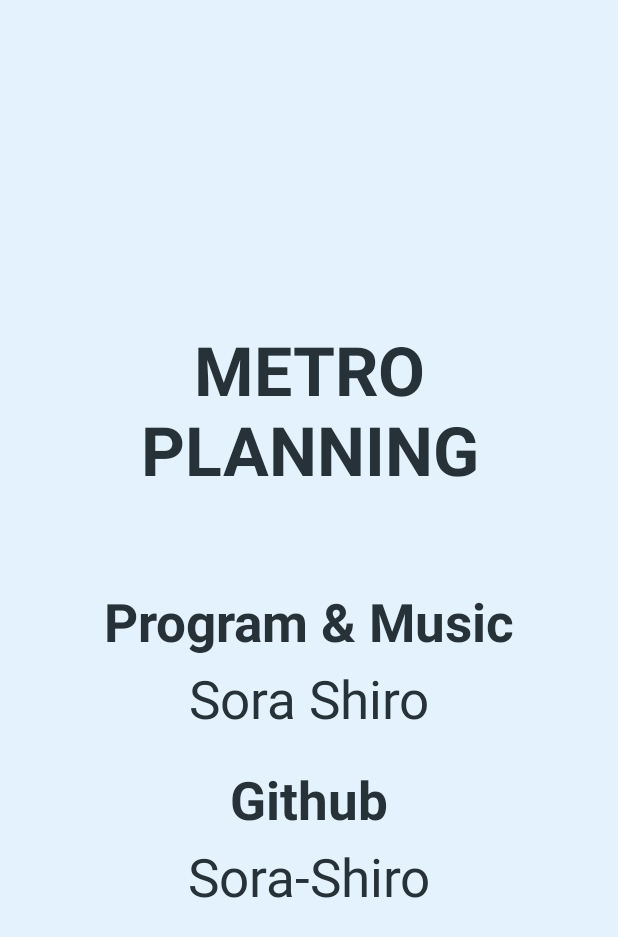
After one commit to Sora-Shiro/MetroPlanning, an Android app: the ListActivity screen opened directly, with no data from a screen before it, on a phone screen of 412 x 824 dp. The commit adds this screen. Shown: the top 937 px of the screen. Run offline under Robolectric (Android 15) with nearby library versions, the phone set to English and light mode, and no system bars; our stand-ins replace ButterKnife.

Commit message:
添加应用介绍和退出事件处理，改善音乐播放，修改GameActivity部分画面效果

```diff
--- a/app/src/main/AndroidManifest.xml
+++ b/app/src/main/AndroidManifest.xml
@@ -21,6 +21,10 @@
                   android:screenOrientation="portrait"
                   android:configChanges="keyboardHidden|screenSize|orientation">
         </activity>
+        <activity android:name=".ListActivity"
+                  android:screenOrientation="portrait"
+                  android:configChanges="keyboardHidden|screenSize|orientation">
+        </activity>
     </application>
 
 </manifest>
--- /dev/null
+++ b/app/src/main/java/com/sorashiro/metroplanning/ListActivity.java
@@ -0,0 +1,92 @@
+package com.sorashiro.metroplanning;
+
+import android.content.res.Configuration;
+import android.media.MediaPlayer;
+import android.os.Bundle;
+import android.support.v7.app.AppCompatActivity;
+import android.view.View;
+import android.widget.LinearLayout;
+import android.widget.TextView;
+
+import com.sorashiro.metroplanning.util.AppSaveDataSPUtil;
+import com.sorashiro.metroplanning.util.AppUtil;
+
+import butterknife.BindView;
+import butterknife.ButterKnife;
+import butterknife.OnClick;
+
+/**
+ * Created by GameKing on 2017/5/6.
+ */
+
+public class ListActivity extends AppCompatActivity {
+
+    @BindView(R2.id.text_version)
+    TextView mTextVersion;
+
+    MediaPlayer mMediaPlayer;
+
+    @Override
+    protected void onCreate(Bundle savedInstanceState) {
+        super.onCreate(savedInstanceState);
+        setContentView(R.layout.acitivity_list);
+
+        initMusic();
+
+        initView();
+
+
+
+    }
+
+    @Override
+    protected void onResume() {
+        super.onResume();
+        if (mMediaPlayer != null && !mMediaPlayer.isPlaying() && AppSaveDataSPUtil.getIfMusicOn()) {
+            mMediaPlayer.start();
+        }
+    }
+
+    @Override
+    protected void onPause() {
+        super.onPause();
+    }
+
+    @Override
+    protected void onStop() {
+        super.onStop();
+        if (mMediaPlayer != null && mMediaPlayer.isPlaying() && !AppUtil.isAppOnForeground(this)) {
+            mMediaPlayer.pause();
+        }
+    }
+
+    @Override
+    protected void onDestroy() {
+        super.onDestroy();
+    }
+
+    //防止后台进入刷新，对部分机型无效
+    @Override
+    public void onConfigurationChanged(Configuration newConfig) {
+        super.onConfigurationChanged(newConfig);
+    }
+
+    private void initMusic() {
+        mMediaPlayer = BGMPlayer.getMediaPlayer(this);
+    }
+
+    private void initView() {
+        ButterKnife.bind(this);
+        try {
+            mTextVersion.setText(AppUtil.getVersionName(this));
+        } catch (Exception e) {
+            e.printStackTrace();
+        }
+    }
+
+    @OnClick(R.id.layout_root)
+    public void onClick(View view) {
+        finish();
+    }
+
+}
--- /dev/null
+++ b/app/src/main/res/layout/acitivity_list.xml
@@ -0,0 +1,78 @@
+<?xml version="1.0" encoding="utf-8"?>
+<LinearLayout android:id="@+id/layout_root"
+              xmlns:android="http://schemas.android.com/apk/res/android"
+              android:layout_width="match_parent"
+              android:layout_height="match_parent"
+              android:background="@color/app_background"
+              android:clickable="true"
+              android:gravity="center"
+              android:orientation="vertical">
+
+    <TextView
+        android:id="@+id/text_title"
+        android:layout_width="match_parent"
+        android:layout_height="wrap_content"
+        android:gravity="center"
+        android:text="@string/metro_n_planning"
+        android:textColor="@color/main_activity_blue_grey_900"
+        android:textSize="@dimen/main_activity_text_size"
+        android:textStyle="bold"
+        />
+
+    <TextView
+        android:id="@+id/text_version"
+        android:layout_width="match_parent"
+        android:layout_height="wrap_content"
+        android:gravity="center"
+        android:text="@string/v1_0"
+        android:textColor="@color/main_activity_blue_grey_900"
+        android:textSize="30sp"
+        />
+
+    <TextView
+        android:id="@+id/text_work"
+        android:layout_width="match_parent"
+        android:layout_height="wrap_content"
+        android:layout_marginTop="20dp"
+        android:gravity="center"
+        android:text="@string/program_music"
+        android:textColor="@color/main_activity_blue_grey_900"
+        android:textSize="@dimen/list_activity_version_size"
+        android:textStyle="bold"
+        />
+
+    <TextView
+        android:id="@+id/text_author"
+        android:layout_width="match_parent"
+        android:layout_height="wrap_content"
+        android:layout_marginTop="4dp"
+        android:gravity="center"
+        android:text="@string/sora_shiro"
+        android:textColor="@color/main_activity_blue_grey_900"
+        android:textSize="@dimen/list_activity_version_size"
+        />
+
+    <TextView
+        android:id="@+id/text_github"
+        android:layout_width="match_parent"
+        android:layout_height="wrap_content"
+        android:layout_marginTop="20dp"
+        android:gravity="center"
+        android:text="@string/github"
+        android:textColor="@color/main_activity_blue_grey_900"
+        android:textSize="@dimen/list_activity_version_size"
+        android:textStyle="bold"
+        />
+
+    <TextView
+        android:id="@+id/text_github_address"
+        android:layout_width="match_parent"
+        android:layout_height="wrap_content"
+        android:layout_marginTop="4dp"
+        android:gravity="center"
+        android:text="@string/sora_shiro_github"
+        android:textColor="@color/main_activity_blue_grey_900"
+        android:textSize="@dimen/list_activity_version_size"
+        />
+
+</LinearLayout>
--- a/app/src/main/res/values/dimens.xml
+++ b/app/src/main/res/values/dimens.xml
@@ -12,4 +12,6 @@
     <dimen name="main_activity_list_margin_bottom">25dp</dimen>
     <dimen name="main_activity_list_margin_top">20dp</dimen>
     <dimen name="main_activity_root_padding">25dp</dimen>
+
+    <dimen name="list_activity_version_size">35sp</dimen>
 </resources>
--- a/app/src/main/res/values/strings.xml
+++ b/app/src/main/res/values/strings.xml
@@ -11,4 +11,11 @@
     <string name="confirm">Confirm</string>
     <string name="metro_n_planning">METRO\nPLANNING</string>
     <string name="prepare">Prepare</string>
+    <string name="no">no</string>
+    <string name="exit">exit</string>
+    <string name="v1_0">v1.0</string>
+    <string name="program_music"><![CDATA[Program & Music]]></string>
+    <string name="sora_shiro">Sora Shiro</string>
+    <string name="github">Github</string>
+    <string name="sora_shiro_github">Sora-Shiro</string>
 </resources>
```
Also changed, not shown: app/build.gradle (+9 -8 lines), app/src/main/java/com/sorashiro/metroplanning/BGMPlayer.java (added, +40 -0 lines), app/src/main/java/com/sorashiro/metroplanning/ExitDialog.java (added, +79 -0 lines), app/src/main/java/com/sorashiro/metroplanning/GameActivity.java (+11 -25 lines), app/src/main/java/com/sorashiro/metroplanning/MainActivity.java (+66 -8 lines), app/src/main/java/com/sorashiro/metroplanning/util/AppUtil.java (added, +38 -0 lines), app/src/main/java/com/sorashiro/metroplanning/view/BlockView.java (+2 -18 lines), app/src/main/res/layout/dialog_exit.xml (added, +31 -0 lines), app/src/main/res/values/styles.xml (+10 -0 lines).
